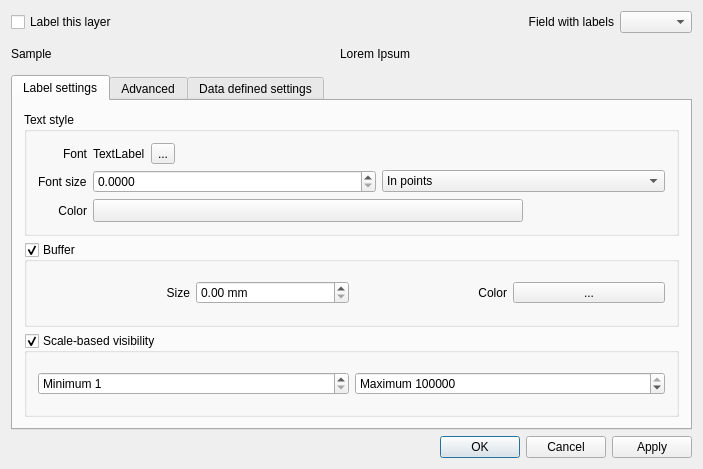
First picture: the form in qgis/src/ui/qgslabelingguibase.ui, repository sourcepole/qgis, before the edit.
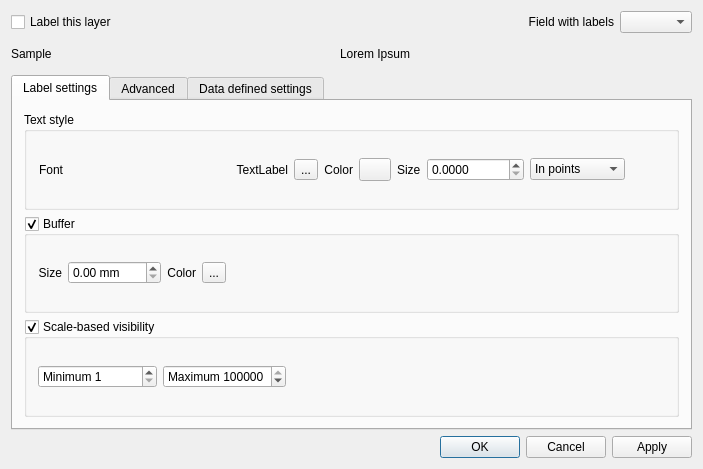
Second picture: the form after the edit. Icons and pictures are not drawn. Custom widgets are drawn as their Qt base class.

Commit message: Put label icon on label toolbar. Some cleanups for labelling ui

What changed in the file:
```diff
--- a/qgis/src/ui/qgslabelingguibase.ui
+++ b/qgis/src/ui/qgslabelingguibase.ui
@@ -140,11 +140,9 @@
            </widget>
           </item>
           <item row="0" column="1">
-           <layout class="QHBoxLayout" name="horizontalLayout_15">
-            <item>
              <widget class="QLabel" name="lblFontName">
               <property name="sizePolicy">
-               <sizepolicy hsizetype="Expanding" vsizetype="Preferred">
+             <sizepolicy hsizetype="Minimum" vsizetype="Preferred">
                 <horstretch>1</horstretch>
                 <verstretch>0</verstretch>
                </sizepolicy>
@@ -152,40 +150,61 @@
               <property name="text">
                <string>TextLabel</string>
               </property>
-             </widget>
-            </item>
-            <item>
+            <property name="alignment">
+             <set>Qt::AlignRight|Qt::AlignTrailing|Qt::AlignVCenter</set>
+            </property>
+           </widget>
+          </item>
+          <item row="0" column="2">
              <widget class="QToolButton" name="btnChangeFont">
               <property name="text">
                <string>...</string>
               </property>
              </widget>
             </item>
-            <item>
-             <spacer name="horizontalSpacer_6">
-              <property name="orientation">
-               <enum>Qt::Horizontal</enum>
-              </property>
-              <property name="sizeHint" stdset="0">
+          <item row="0" column="3">
+           <widget class="QLabel" name="label_29">
+            <property name="sizePolicy">
+             <sizepolicy hsizetype="Preferred" vsizetype="Preferred">
+              <horstretch>0</horstretch>
+              <verstretch>0</verstretch>
+             </sizepolicy>
+            </property>
+            <property name="text">
+             <string>Color</string>
+            </property>
+            <property name="alignment">
+             <set>Qt::AlignRight|Qt::AlignTrailing|Qt::AlignVCenter</set>
+            </property>
+           </widget>
+          </item>
+          <item row="0" column="4">
+           <widget class="QgsColorButton" name="btnTextColor">
+            <property name="sizePolicy">
+             <sizepolicy hsizetype="Preferred" vsizetype="Fixed">
+              <horstretch>0</horstretch>
+              <verstretch>0</verstretch>
+             </sizepolicy>
+            </property>
+            <property name="minimumSize">
                <size>
-                <width>999</width>
-                <height>20</height>
-               </size>
-              </property>
-             </spacer>
-            </item>
-           </layout>
-          </item>
-          <item row="1" column="0">
+              <width>32</width>
+              <height>0</height>
+             </size>
+            </property>
+            <property name="text">
+             <string/>
+            </property>
+           </widget>
+          </item>
+          <item row="0" column="5">
            <widget class="QLabel" name="mFontSizeLabel">
             <property name="text">
-             <string>Font size</string>
+             <string>Size</string>
             </property>
            </widget>
           </item>
-          <item row="1" column="1">
-           <layout class="QHBoxLayout" name="horizontalLayout">
-            <item>
+          <item row="0" column="6">
              <widget class="QDoubleSpinBox" name="mFontSizeSpinBox">
               <property name="decimals">
                <number>4</number>
@@ -195,7 +214,7 @@
               </property>
              </widget>
             </item>
-            <item>
+          <item row="0" column="7">
              <widget class="QComboBox" name="mFontSizeUnitComboBox">
               <item>
                <property name="text">
@@ -209,56 +228,21 @@
               </item>
              </widget>
             </item>
-           </layout>
-          </item>
-          <item row="2" column="0">
-           <widget class="QLabel" name="label_29">
-            <property name="sizePolicy">
-             <sizepolicy hsizetype="Preferred" vsizetype="Preferred">
-              <horstretch>0</horstretch>
-              <verstretch>0</verstretch>
-             </sizepolicy>
-            </property>
-            <property name="text">
-             <string>Color</string>
-            </property>
-            <property name="alignment">
-             <set>Qt::AlignRight|Qt::AlignTrailing|Qt::AlignVCenter</set>
-            </property>
-           </widget>
-          </item>
-          <item row="2" column="1">
-           <layout class="QHBoxLayout" name="horizontalLayout_16">
-            <item>
-             <widget class="QgsColorButton" name="btnTextColor">
-              <property name="sizePolicy">
-               <sizepolicy hsizetype="Preferred" vsizetype="Fixed">
-                <horstretch>0</horstretch>
-                <verstretch>0</verstretch>
-               </sizepolicy>
-              </property>
-              <property name="text">
-               <string/>
-              </property>
-             </widget>
-            </item>
-            <item>
-             <spacer name="horizontalSpacer_7">
+          <item row="0" column="8">
+           <spacer name="horizontalSpacer">
               <property name="orientation">
                <enum>Qt::Horizontal</enum>
               </property>
               <property name="sizeType">
-               <enum>QSizePolicy::Preferred</enum>
+             <enum>QSizePolicy::Maximum</enum>
               </property>
               <property name="sizeHint" stdset="0">
                <size>
-                <width>142</width>
+              <width>40</width>
                 <height>20</height>
                </size>
               </property>
              </spacer>
-            </item>
-           </layout>
           </item>
          </layout>
         </widget>
@@ -273,8 +257,6 @@
          </property>
          <layout class="QGridLayout" name="gridLayout_5">
           <item row="0" column="0">
-           <layout class="QHBoxLayout" name="horizontalLayout_17">
-            <item>
              <widget class="QLabel" name="label_31">
               <property name="text">
                <string>Size</string>
@@ -284,14 +266,20 @@
               </property>
              </widget>
             </item>
-            <item>
+          <item row="0" column="1">
              <widget class="QDoubleSpinBox" name="spinBufferSize">
+            <property name="minimumSize">
+             <size>
+              <width>93</width>
+              <height>0</height>
+             </size>
+            </property>
               <property name="suffix">
                <string> mm</string>
               </property>
              </widget>
             </item>
-            <item>
+          <item row="0" column="2">
              <widget class="QLabel" name="label_32">
               <property name="text">
                <string>Color</string>
@@ -301,7 +289,7 @@
               </property>
              </widget>
             </item>
-            <item>
+          <item row="0" column="3">
              <widget class="QgsColorButton" name="btnBufferColor">
               <property name="sizePolicy">
                <sizepolicy hsizetype="Preferred" vsizetype="Fixed">
@@ -314,7 +302,18 @@
               </property>
              </widget>
             </item>
-           </layout>
+          <item row="0" column="4">
+           <spacer name="horizontalSpacer_2">
+            <property name="orientation">
+             <enum>Qt::Horizontal</enum>
+            </property>
+            <property name="sizeHint" stdset="0">
+             <size>
+              <width>428</width>
+              <height>20</height>
+             </size>
+            </property>
+           </spacer>
           </item>
          </layout>
         </widget>
@@ -328,23 +327,7 @@
           <bool>true</bool>
          </property>
          <layout class="QGridLayout" name="gridLayout_10">
-          <item row="1" column="1">
-           <widget class="QSpinBox" name="spinScaleMax">
-            <property name="prefix">
-             <string>Maximum </string>
-            </property>
-            <property name="minimum">
-             <number>1</number>
-            </property>
-            <property name="maximum">
-             <number>10000000</number>
-            </property>
-            <property name="value">
-             <number>10000000</number>
-            </property>
-           </widget>
-          </item>
-          <item row="1" column="0">
+          <item row="0" column="0">
            <widget class="QSpinBox" name="spinScaleMin">
             <property name="prefix">
              <string>Minimum </string>
@@ -357,6 +340,35 @@
             </property>
            </widget>
           </item>
+          <item row="0" column="1">
+           <widget class="QSpinBox" name="spinScaleMax">
+            <property name="prefix">
+             <string>Maximum </string>
+            </property>
+            <property name="minimum">
+             <number>1</number>
+            </property>
+            <property name="maximum">
+             <number>10000000</number>
+            </property>
+            <property name="value">
+             <number>10000000</number>
+            </property>
+           </widget>
+          </item>
+          <item row="0" column="2">
+           <spacer name="horizontalSpacer_3">
+            <property name="orientation">
+             <enum>Qt::Horizontal</enum>
+            </property>
+            <property name="sizeHint" stdset="0">
+             <size>
+              <width>307</width>
+              <height>20</height>
+             </size>
+            </property>
+           </spacer>
+          </item>
          </layout>
         </widget>
        </item>
```
Left out of the diff: 6 changed lines with no effect on the pictures. Lines whose indentation alone changed are shown as unchanged. The commit also changes 1 other file.
